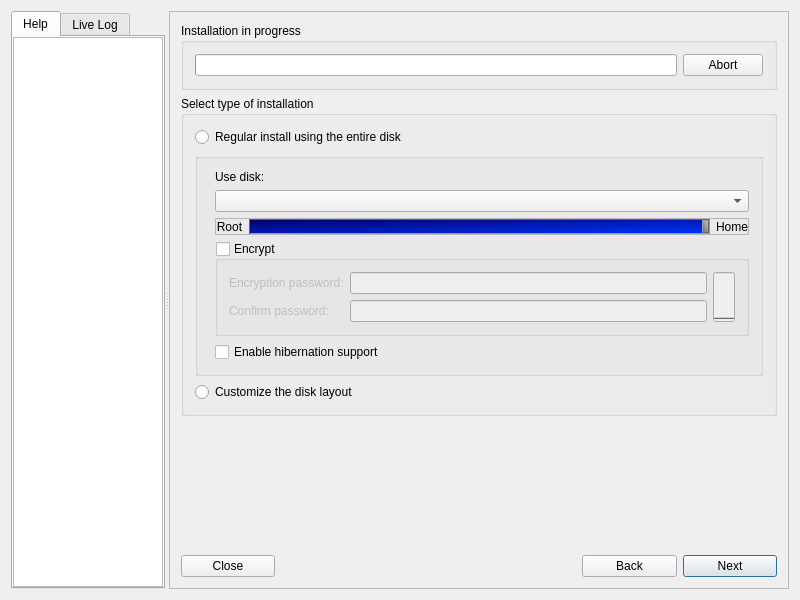
This is meinstall.ui in gazelle-installer/gazelle-installer as Qt 5 draws it before an edit. The edited form follows.
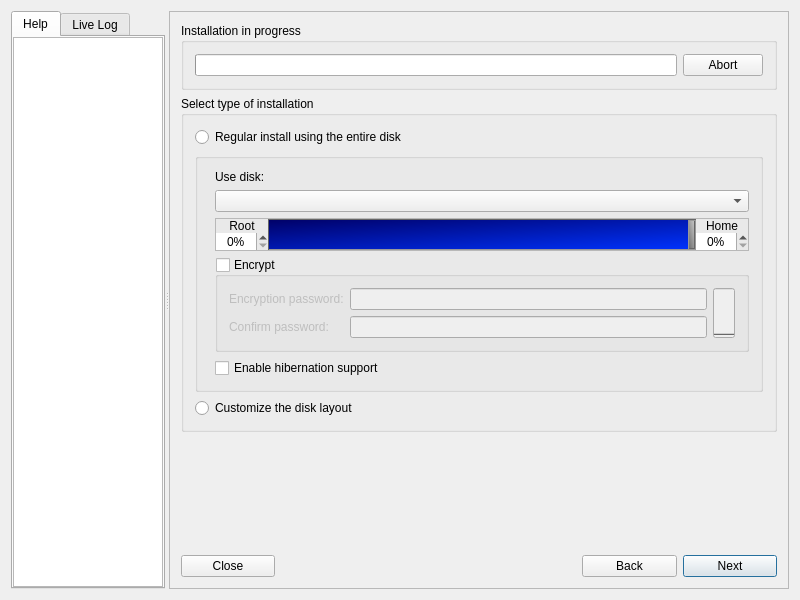
This is the edited form. The open tabs and pages were chosen to show the change. Icons and pictures are not drawn. Custom widgets are drawn as their Qt base class.

Commit message: Add spin boxes for fine-grained control of slider portions.

Diff of the .ui file:
```diff
--- a/meinstall.ui
+++ b/meinstall.ui
@@ -484,7 +484,7 @@
                    <property name="frameShadow">
                     <enum>QFrame::Sunken</enum>
                    </property>
-                   <layout class="QHBoxLayout">
+                   <layout class="QGridLayout">
                     <property name="leftMargin">
                      <number>0</number>
                     </property>
@@ -497,14 +497,11 @@
                     <property name="bottomMargin">
                      <number>0</number>
                     </property>
-                    <item>
+                    <property name="spacing">
+                     <number>0</number>
+                    </property>
+                    <item row="0" column="0">
                      <widget class="QLabel" name="labelSliderRoot">
-                      <property name="sizePolicy">
-                       <sizepolicy hsizetype="Fixed" vsizetype="Preferred">
-                        <horstretch>0</horstretch>
-                        <verstretch>0</verstretch>
-                       </sizepolicy>
-                      </property>
                       <property name="text">
                        <string>Root</string>
                       </property>
@@ -513,7 +510,17 @@
                       </property>
                      </widget>
                     </item>
-                    <item>
+                    <item row="0" column="2">
+                     <widget class="QLabel" name="labelSliderHome">
+                      <property name="text">
+                       <string>Home</string>
+                      </property>
+                      <property name="alignment">
+                       <set>Qt::AlignCenter</set>
+                      </property>
+                     </widget>
+                    </item>
+                    <item row="0" column="1" rowspan="2">
                      <widget class="QSlider" name="sliderPart">
                       <property name="sizePolicy">
                        <sizepolicy hsizetype="Expanding" vsizetype="Preferred">
@@ -566,20 +573,36 @@
                       </property>
                      </widget>
                     </item>
-                    <item>
-                     <widget class="QLabel" name="labelSliderHome">
-                      <property name="sizePolicy">
-                       <sizepolicy hsizetype="Fixed" vsizetype="Preferred">
-                        <horstretch>0</horstretch>
-                        <verstretch>0</verstretch>
-                       </sizepolicy>
+                    <item row="1" column="2">
+                     <widget class="QSpinBox" name="spinHome">
+                      <property name="frame">
+                       <bool>false</bool>
                       </property>
-                      <property name="text">
-                       <string>Home</string>
+                      <property name="alignment">
+                       <set>Qt::AlignCenter</set>
                       </property>
+                      <property name="suffix">
+                       <string>%</string>
+                      </property>
+                      <property name="maximum">
+                       <number>100</number>
+                      </property>
+                     </widget>
+                    </item>
+                    <item row="1" column="0">
+                     <widget class="QSpinBox" name="spinRoot">
+                      <property name="frame">
+                       <bool>false</bool>
+                      </property>
                       <property name="alignment">
                        <set>Qt::AlignCenter</set>
                       </property>
+                      <property name="suffix">
+                       <string>%</string>
+                      </property>
+                      <property name="maximum">
+                       <number>100</number>
+                      </property>
                      </widget>
                     </item>
                    </layout>
```
Left out of the diff: 6 changed lines with no effect on the pictures. The commit also changes 1 other file.
